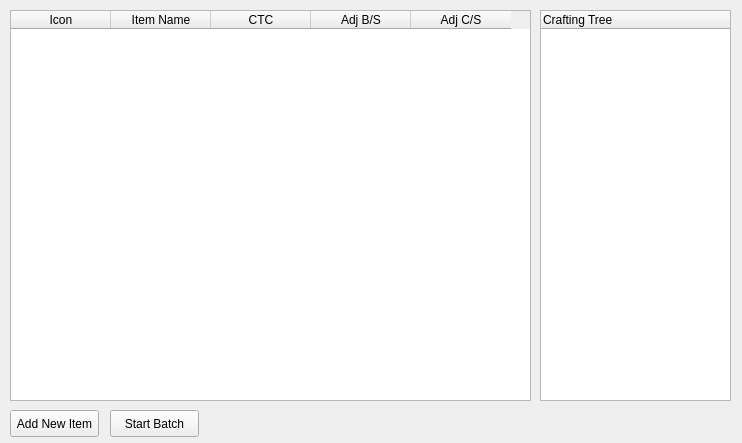
First picture: the form in WatchlistTabWidget.ui, repository KyleDanielSalter/CFlip, before the edit.
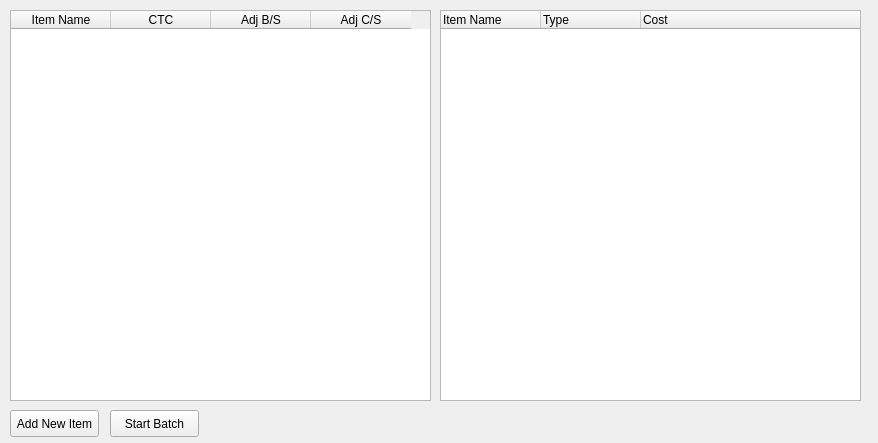
Second picture: the form after the edit.

Commit message: Watchlists finished, starting on batches

```diff
--- a/WatchlistTabWidget.ui
+++ b/WatchlistTabWidget.ui
@@ -6,7 +6,7 @@
    <rect>
     <x>0</x>
     <y>0</y>
-    <width>742</width>
+    <width>878</width>
     <height>443</height>
    </rect>
   </property>
@@ -18,15 +18,22 @@
     <rect>
      <x>10</x>
      <y>10</y>
-     <width>521</width>
+     <width>421</width>
      <height>391</height>
     </rect>
    </property>
-   <column>
-    <property name="text">
-     <string>Icon</string>
-    </property>
-   </column>
+   <property name="contextMenuPolicy">
+    <enum>Qt::CustomContextMenu</enum>
+   </property>
+   <property name="editTriggers">
+    <set>QAbstractItemView::NoEditTriggers</set>
+   </property>
+   <property name="dragDropOverwriteMode">
+    <bool>false</bool>
+   </property>
+   <property name="alternatingRowColors">
+    <bool>true</bool>
+   </property>
    <column>
     <property name="text">
      <string>Item Name</string>
@@ -77,15 +84,25 @@
   <widget class="QTreeWidget" name="treeWidget">
    <property name="geometry">
     <rect>
-     <x>540</x>
+     <x>440</x>
      <y>10</y>
-     <width>191</width>
+     <width>421</width>
      <height>391</height>
     </rect>
    </property>
    <column>
     <property name="text">
-     <string>Crafting Tree</string>
+     <string>Item Name</string>
+    </property>
+   </column>
+   <column>
+    <property name="text">
+     <string>Type</string>
+    </property>
+   </column>
+   <column>
+    <property name="text">
+     <string>Cost</string>
     </property>
    </column>
   </widget>
```
Left out of the diff: 10 changed lines with no effect on the pictures. The commit also changes 16 other files.
